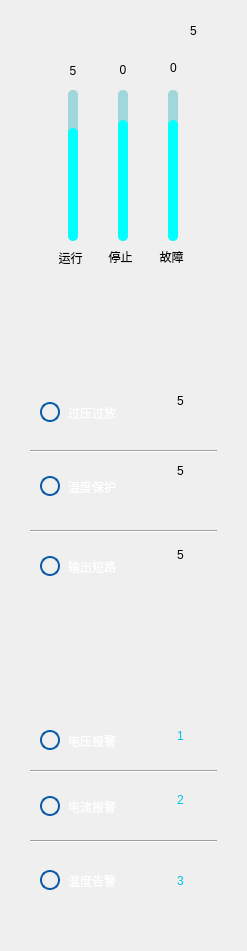
tech-flyflypig/HQ_Battery, file component/leftstatsform.ui: the form before one commit.
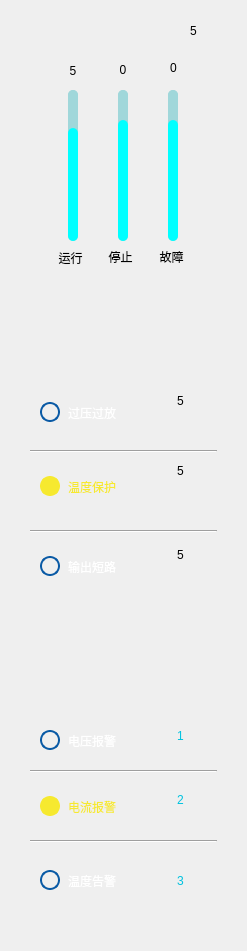
The form after the commit. Icons and pictures are not drawn.

Diff of the .ui file:
```diff
--- a/component/leftstatsform.ui
+++ b/component/leftstatsform.ui
@@ -389,6 +389,12 @@
     <property name="text">
      <string>电流报警</string>
     </property>
+    <property name="checked">
+     <bool>true</bool>
+    </property>
+    <property name="autoExclusive">
+     <bool>false</bool>
+    </property>
    </widget>
    <widget class="QRadioButton" name="rbtn_temperature_alarm">
     <property name="geometry">
@@ -559,6 +565,12 @@
     <property name="text">
      <string>温度保护</string>
     </property>
+    <property name="checked">
+     <bool>true</bool>
+    </property>
+    <property name="autoExclusive">
+     <bool>false</bool>
+    </property>
    </widget>
    <widget class="QRadioButton" name="rbtn_over_voltage_and_discharge">
     <property name="geometry">
```
Left out of the diff: 19 changed lines with no effect on the pictures.
